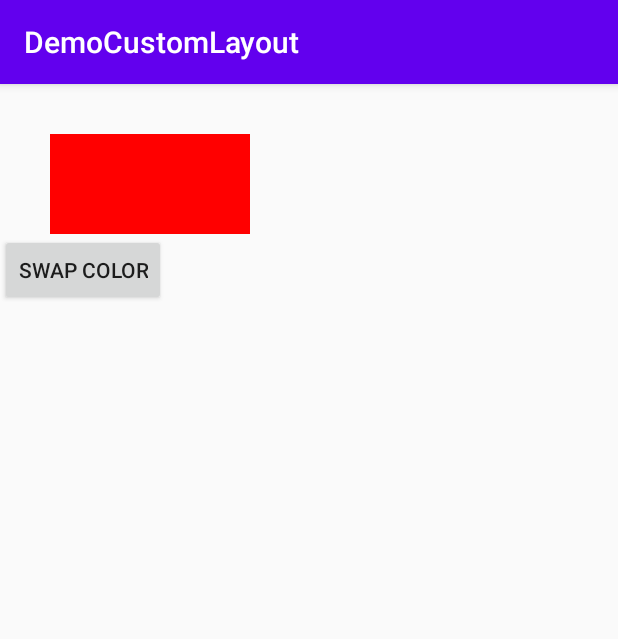
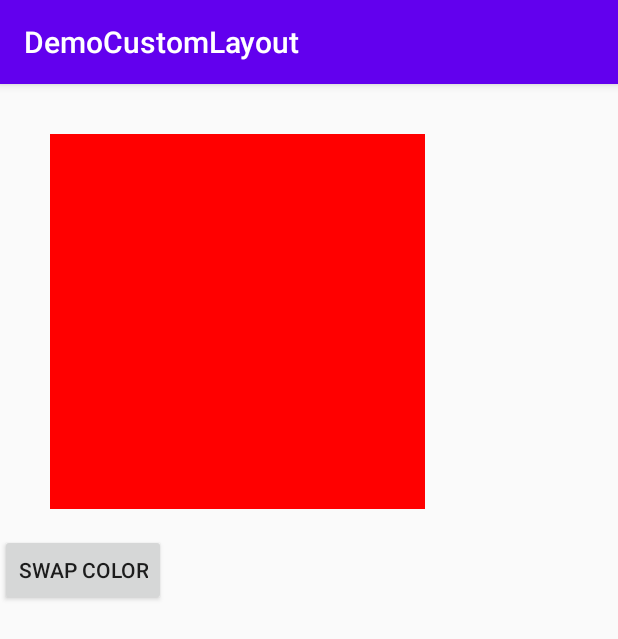
Before and after one commit to Harin-Kaklotar/Custom-Layout-Demo, an Android app: the screen it shows after launch (MainActivity), after a tap on "SWAP COLOR", on a phone screen of 412 x 824 dp. Shown: the top 639 px of the screen. Run offline under Robolectric (Android 15) with nearby library versions, the phone set to English and light mode, and no system bars.

Commit message:
create attribute for RectangleDemo.java like color and size

```diff
--- a/app/src/main/res/layout/activity_main.xml
+++ b/app/src/main/res/layout/activity_main.xml
@@ -1,5 +1,6 @@
 <?xml version="1.0" encoding="utf-8"?>
 <LinearLayout xmlns:android="http://schemas.android.com/apk/res/android"
+    xmlns:app="http://schemas.android.com/apk/res-auto"
     xmlns:tools="http://schemas.android.com/tools"
     android:layout_width="match_parent"
     android:layout_height="match_parent"
@@ -14,12 +15,14 @@
     <com.example.clay.RectangleDemo
         android:id="@+id/rectangles"
         android:layout_width="match_parent"
-        android:layout_height="100dp" />
+        android:layout_height="300dp"
+        app:squareColor="@color/colorSquare"
+        app:squareSize="250dp" />
 
     <Button
         android:id="@+id/btn_swap"
         android:layout_width="wrap_content"
         android:layout_height="wrap_content"
-        android:text="swap color"/>
+        android:text="swap color" />
 
 </LinearLayout>
--- a/app/src/main/res/values/colors.xml
+++ b/app/src/main/res/values/colors.xml
@@ -3,4 +3,7 @@
     <color name="colorPrimary">#6200EE</color>
     <color name="colorPrimaryDark">#3700B3</color>
     <color name="colorAccent">#03DAC5</color>
+
+    <color name="colorSquare">#6200EE</color>
+
 </resources>
--- a/clay/src/main/java/com/example/clay/RectangleDemo.java
+++ b/clay/src/main/java/com/example/clay/RectangleDemo.java
@@ -1,6 +1,7 @@
 package com.example.clay;
 
 import android.content.Context;
+import android.content.res.TypedArray;
 import android.graphics.Canvas;
 import android.graphics.Color;
 import android.graphics.Paint;
@@ -16,6 +17,8 @@ public class RectangleDemo extends View {
     private static final int SQUARE_SIZE = 200;
     private Rect mSquareRect;
     private Paint mPaintRect;
+    private int mSquareColor;
+    private int mSquareSize;
 
     public RectangleDemo(Context context) {
         super(context);
@@ -40,7 +43,19 @@ public class RectangleDemo extends View {
     private void init(@NonNull AttributeSet attrs) {
         mSquareRect = new Rect();
         mPaintRect = new Paint(Paint.ANTI_ALIAS_FLAG);
-        mPaintRect.setColor(Color.GREEN);
+
+
+        if (attrs == null)
+            return;
+
+        TypedArray typedArray = getContext().obtainStyledAttributes(attrs, R.styleable.RectangleDemo);
+
+        mSquareColor = typedArray.getColor(R.styleable.RectangleDemo_squareColor, Color.RED);
+        mSquareSize = typedArray.getDimensionPixelSize(R.styleable.RectangleDemo_squareSize, SQUARE_SIZE);
+
+        mPaintRect.setColor(mSquareColor);
+
+        typedArray.recycle();
     }
 
     @Override
@@ -49,15 +64,15 @@ public class RectangleDemo extends View {
 
         mSquareRect.left = 50;
         mSquareRect.top = 50;
-        mSquareRect.right = mSquareRect.left + SQUARE_SIZE;
-        mSquareRect.bottom = mSquareRect.top + SQUARE_SIZE;
+        mSquareRect.right = mSquareRect.left + mSquareSize;
+        mSquareRect.bottom = mSquareRect.top + mSquareSize;
 
 
         canvas.drawRect(mSquareRect, mPaintRect);
     }
 
     public void swipeColor() {
-        mPaintRect.setColor(mPaintRect.getColor() == Color.RED ? Color.GREEN : Color.RED);
+        mPaintRect.setColor(mPaintRect.getColor() == mSquareColor ? Color.RED : mSquareColor);
         postInvalidate();
     }
 }
```
Also changed, not shown: clay/src/main/res/values/attrs.xml (added, +7 -0 lines).
